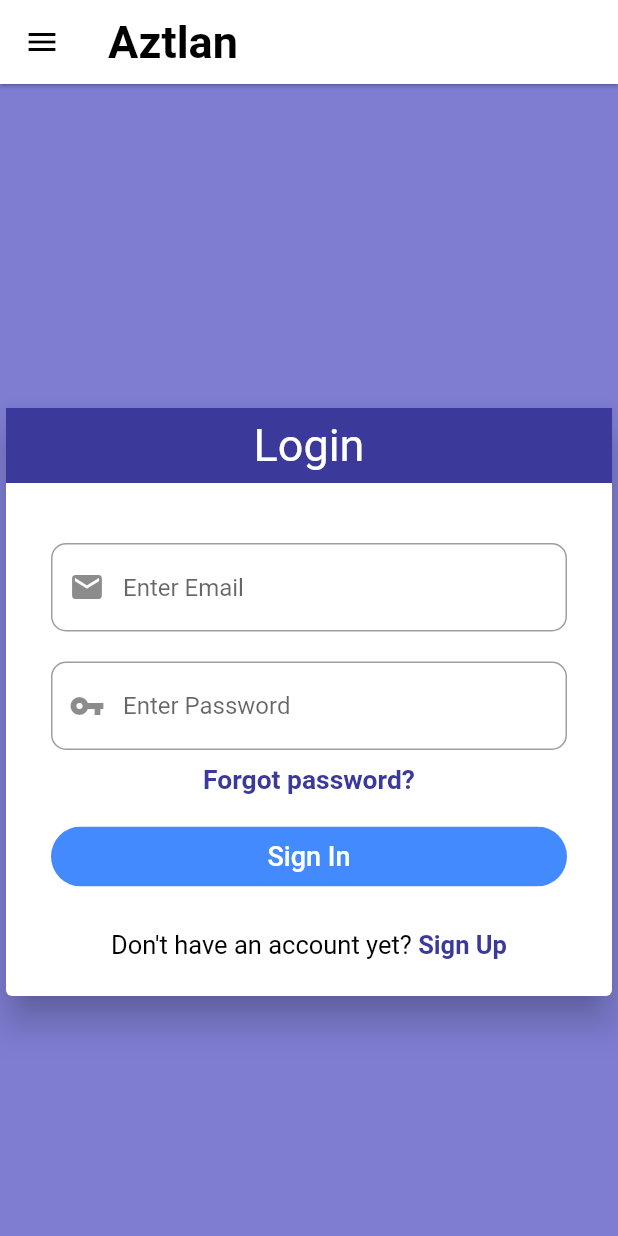
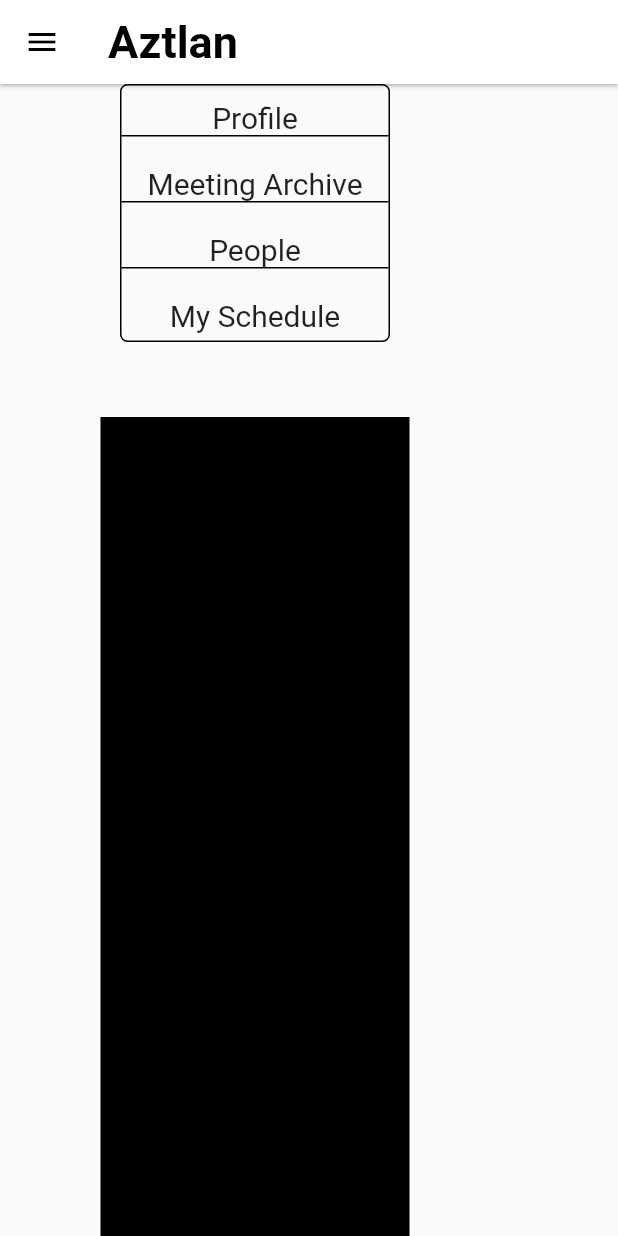
Before and after one commit to m4sterDestroyer/aztlan, a Flutter app: the screen it shows after launch, on a phone screen of 412 x 824 dp. Run offline on Flutter 3.47's test engine with Material 2 defaults, Android fonts, the light colour scheme and no system bars; our stand-ins replace bloc, equatable, flutter_bloc; missing offline and left inert: dart:html.

Commit message:
one_to_one_initial

```diff
--- a/lib/route_generator.dart
+++ b/lib/route_generator.dart
@@ -3,6 +3,7 @@ import 'package:aztlan/pages/onboarding_screen.dart';
 import 'package:aztlan/pages/signup_page.dart';
 import 'package:aztlan/web_screen/login.dart';
 import 'package:aztlan/web_screen/my_home_page.dart';
+import 'package:aztlan/web_screen/one_to_one/one_to_one_main.dart';
 import 'package:flutter/material.dart';
 
 class RouteGenerator{
--- a/lib/web_screen/login.dart
+++ b/lib/web_screen/login.dart
@@ -4,7 +4,6 @@ import 'package:flutter/material.dart';
 
 class Log extends StatelessWidget {
   final double screenHeight, screenWidth;
-
   const Log({Key key, this.screenHeight, this.screenWidth}) : super(key: key);
 
   @override
--- a/lib/web_screen/my_home_page.dart
+++ b/lib/web_screen/my_home_page.dart
@@ -1,5 +1,6 @@
 import 'package:aztlan/shared/web_shared/appbar.dart';
 import 'package:aztlan/web_screen/login.dart';
+import 'package:aztlan/web_screen/one_to_one/one_to_one_main.dart';
 import 'package:flutter/material.dart';
 
 import 'home_web_screen.dart';
@@ -13,17 +14,16 @@ class MyHomePage extends StatelessWidget {
     return LayoutBuilder(builder: (context, constraints) {
       if (constraints.maxWidth >= 800) {
         return Scaffold(
-
           appBar: appbarDesktop(),
           body: SingleChildScrollView(
-            child: Log(screenWidth: screenWidth,screenHeight: screenHeight,),
+            child: OneToOne(screenWidth: screenWidth,screenHeight: screenHeight,),
           ),
         );
       } else {
         return Scaffold(
           appBar: appbarMobile(),
           body: SingleChildScrollView(
-            child: Log(screenHeight: screenHeight,screenWidth: screenWidth,),
+            child: OneToOne(screenHeight: screenHeight,screenWidth: screenWidth,),
           ),
         );
       }
--- /dev/null
+++ b/lib/web_screen/one_to_one/one_to_one_main.dart
@@ -0,0 +1,116 @@
+import 'dart:html';
+
+import 'package:flutter/material.dart';
+
+class OneToOne extends StatelessWidget {
+  final double screenHeight, screenWidth;
+
+  const OneToOne({Key key, this.screenHeight, this.screenWidth})
+      : super(key: key);
+
+  @override
+  Widget build(BuildContext context) {
+    return LayoutBuilder(builder: (context, constraints) {
+      if (constraints.maxWidth > 800) {
+        return Row(
+          children: OneToOnePageChildren(),
+        );
+      } else {
+        return Column(children: OneToOnePageChildren());
+      }
+    });
+  }
+
+  List<Widget> OneToOnePageChildren() {
+    return <Widget>[
+      Padding(
+        padding: const EdgeInsets.symmetric(horizontal: 80),
+        child: Container(
+          decoration: BoxDecoration(
+            borderRadius: BorderRadius.circular(5),
+            border: Border.all(
+              color: Colors.black,
+              width: 1,
+            ),
+          ),
+          height: 172,
+          width: 180,
+          child: Column(
+            crossAxisAlignment: CrossAxisAlignment.stretch,
+            children: [
+              InkWell(
+                child: Padding(
+                  padding: const EdgeInsets.only(top: 10,bottom: 10),
+                  child: Container(
+                    decoration: BoxDecoration(
+                      border: Border(
+                        bottom: BorderSide(width: 1,color: Colors.black)
+                      ),
+                    ),
+                    child: Center(
+                        child: Text(
+                      'Profile',
+                      style: TextStyle(fontSize: 20),
+                    )),
+                  ),
+                ),
+              ),
+              InkWell(
+                child: Padding(
+                  padding: const EdgeInsets.symmetric(vertical: 10),
+                  child: Container(
+                    decoration: BoxDecoration(
+                      border: Border(
+                          bottom: BorderSide(width: 1,color: Colors.black)
+                      ),
+                    ),
+                    child: Center(
+                        child: Text(
+                          'Meeting Archive',
+                          style: TextStyle(fontSize: 20),
+                        )),
+                  ),
+                ),
+              ),
+              InkWell(
+                child: Padding(
+                  padding: const EdgeInsets.symmetric(vertical: 10),
+                  child: Container(
+                    decoration: BoxDecoration(
+                      border: Border(
+                          bottom: BorderSide(width: 1,color: Colors.black)
+                      ),
+                    ),
+                    child: Center(
+                        child: Text(
+                          'People',
+                          style: TextStyle(fontSize: 20),
+                        )),
+                  ),
+                ),
+              ),
+              InkWell(
+                child: Padding(
+                  padding: const EdgeInsets.only(top: 10),
+                  child: Container(
+
+                    child: Center(
+                        child: Text(
+                          'My Schedule',
+                          style: TextStyle(fontSize: 20),
+                        )),
+                  ),
+                ),
+              ),
+            ],
+          ),
+        ),
+      ),
+      Padding(
+        padding: const EdgeInsets.symmetric(vertical: 50),
+        child: Container(color: Colors.black,height: screenHeight*0.7,width: screenWidth*0.5,),
+      )
+
+    ];
+  }
+}
```
